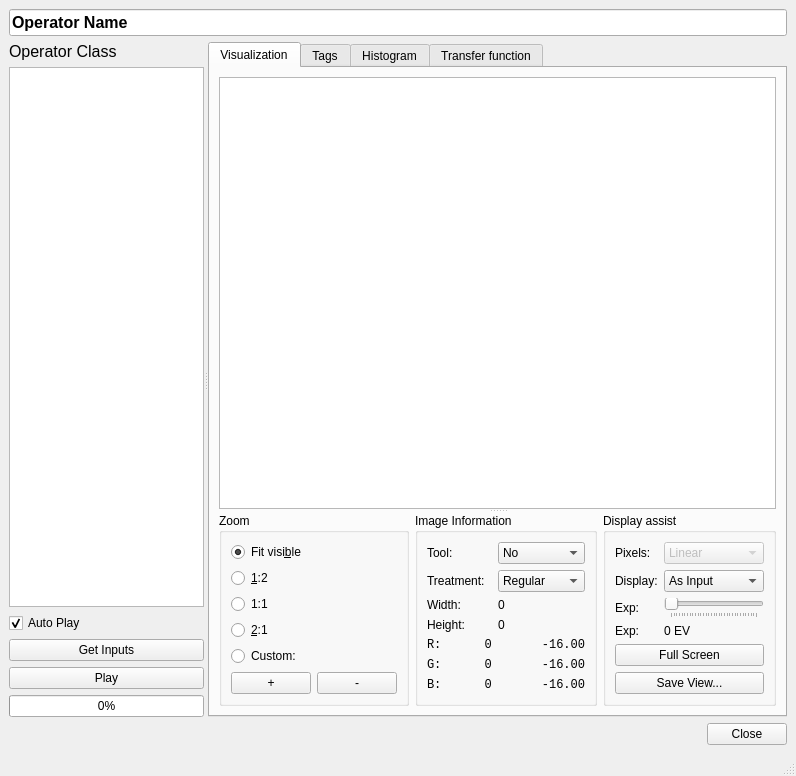
Before: the Qt Designer form ui/visualization.ui in ploki/darkflow, drawn with Qt 5.
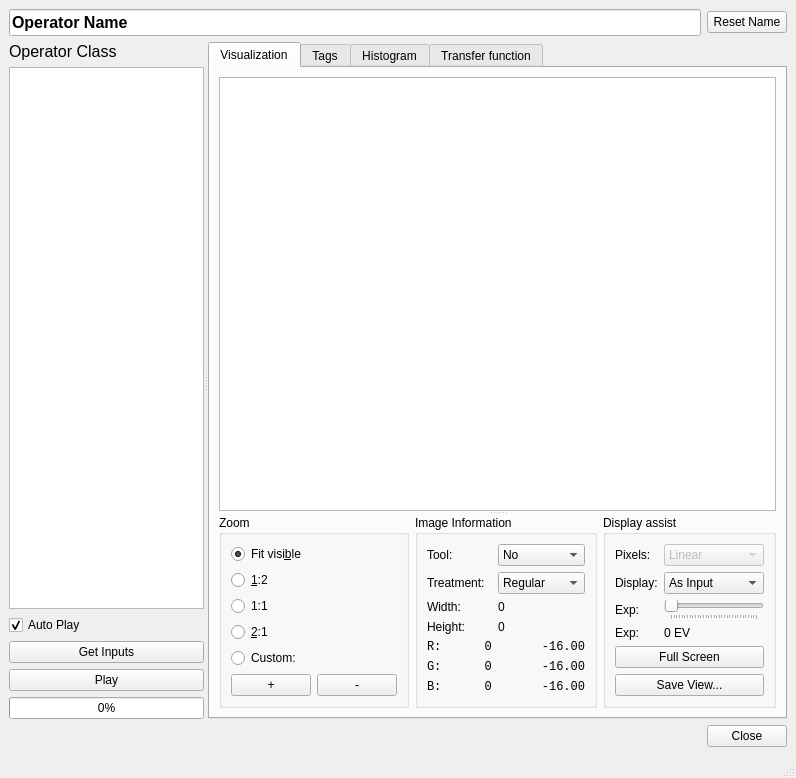
After: the same form once the commit is applied.

Patch:
```diff
--- a/ui/visualization.ui
+++ b/ui/visualization.ui
@@ -7,7 +7,7 @@
     <x>0</x>
     <y>0</y>
     <width>796</width>
-    <height>776</height>
+    <height>778</height>
    </rect>
   </property>
   <property name="windowTitle">
@@ -16,6 +16,8 @@
   <widget class="QWidget" name="centralwidget">
    <layout class="QVBoxLayout" name="verticalLayout">
     <item>
+     <layout class="QHBoxLayout" name="horizontalLayout_5">
+      <item>
      <widget class="QLineEdit" name="operatorName">
       <property name="font">
        <font>
@@ -30,6 +32,15 @@
      </widget>
     </item>
     <item>
+       <widget class="QPushButton" name="operatorNameReset">
+        <property name="text">
+         <string>Reset Name</string>
+        </property>
+       </widget>
+      </item>
+     </layout>
+    </item>
+    <item>
      <widget class="QSplitter" name="splitter">
       <property name="orientation">
        <enum>Qt::Horizontal</enum>
```
Left out of the diff: 17 changed lines with no effect on the pictures. Lines whose indentation alone changed are shown as unchanged.
